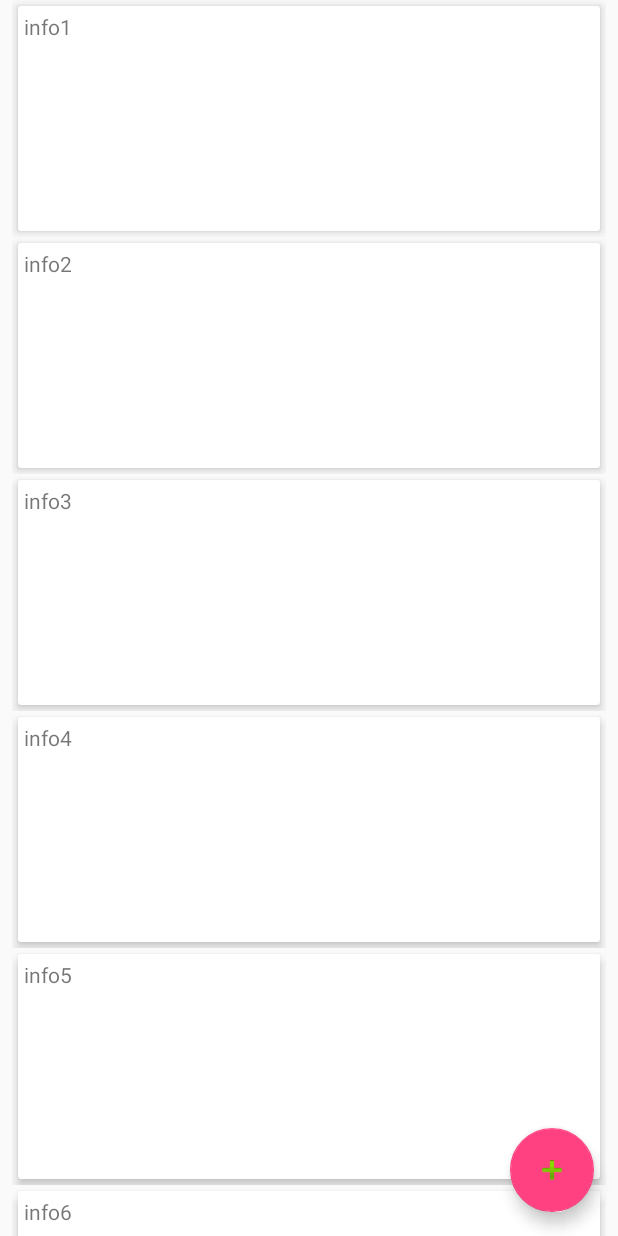
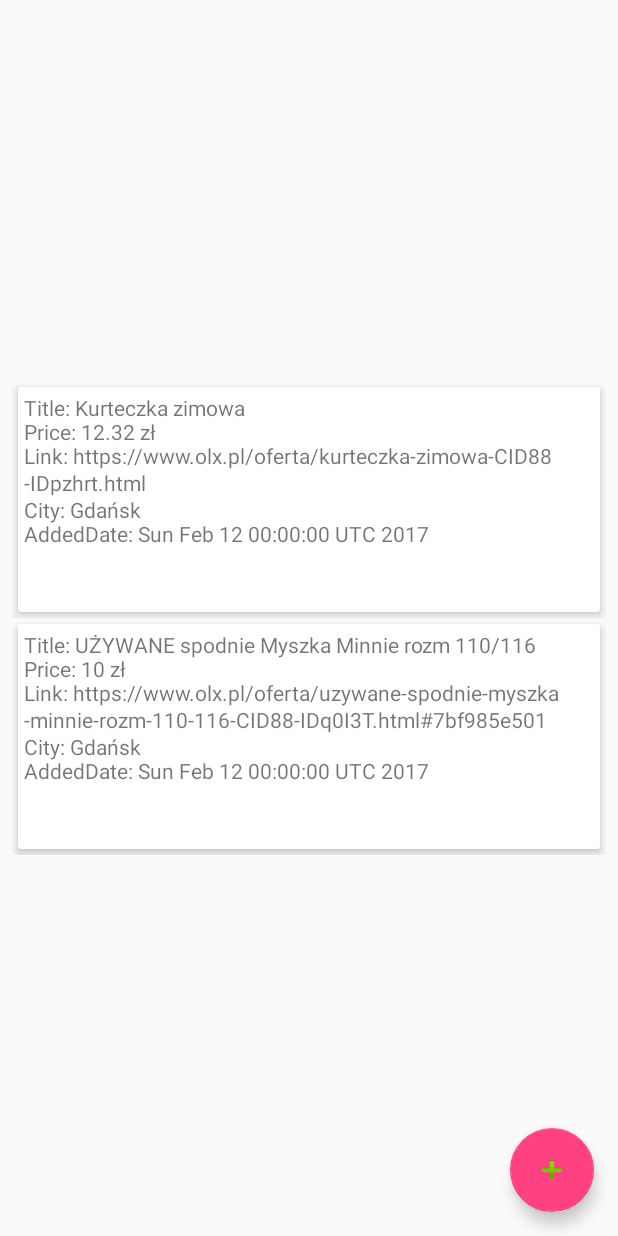
Before and after one commit to Pastew/olx_sniper, an Android app: the screen it shows after launch (MainActivity), on a phone screen of 412 x 824 dp. Run offline under Robolectric (Android 15) with nearby library versions, the phone set to English and light mode, and no system bars.

Commit message:
Pass more data to adapter

```diff
--- a/app/src/main/java/com/pastew/olxsniper/MyAdapter.java
+++ b/app/src/main/java/com/pastew/olxsniper/MyAdapter.java
@@ -7,6 +7,8 @@ import android.view.View;
 import android.view.ViewGroup;
 import android.widget.TextView;
 
+import java.math.BigDecimal;
+import java.util.Date;
 import java.util.List;
 
 public class MyAdapter extends RecyclerView.Adapter<MyAdapter.ViewHolder> {
@@ -50,8 +52,15 @@ public class MyAdapter extends RecyclerView.Adapter<MyAdapter.ViewHolder> {
     public void onBindViewHolder(ViewHolder holder, int position) {
         // - get element from your dataset at this position
         // - replace the contents of the view with that element
-        holder.mTextView.setText(offerList.get(position).info);
+        String title = offerList.get(position).title;
+        BigDecimal price = offerList.get(position).price;
+        String link =offerList.get(position).link;
+        String city = offerList.get(position).city;
+        Date addedDate = offerList.get(position).addedDate;
 
+        holder.mTextView.setText(String.format(
+                "Title: %s\nPrice: %s zł\nLink: %s\nCity: %s\nAddedDate: %s",
+                title, price, link, city, addedDate ));
     }
 
     // Return the size of your dataset (invoked by the layout manager)
--- a/app/src/main/java/com/pastew/olxsniper/Offer.java
+++ b/app/src/main/java/com/pastew/olxsniper/Offer.java
@@ -1,10 +1,21 @@
 package com.pastew.olxsniper;
 
 
+import java.math.BigDecimal;
+import java.util.Date;
+
 public class Offer {
-    public String info;
+    public String title;
+    public BigDecimal price;
+    public String link;
+    public String city;
+    public Date addedDate;
 
-    public Offer(String info1) {
-        this.info = info1;
+    public Offer(String title, BigDecimal price, String link, String city, Date addedDate) {
+        this.title = title;
+        this.price = price;
+        this.link = link;
+        this.city = city;
+        this.addedDate = addedDate;
     }
 }
--- a/app/src/main/java/com/pastew/olxsniper/OlxDownloader.java
+++ b/app/src/main/java/com/pastew/olxsniper/OlxDownloader.java
@@ -1,6 +1,10 @@
 package com.pastew.olxsniper;
 
+import java.math.BigDecimal;
+import java.text.ParseException;
+import java.text.SimpleDateFormat;
 import java.util.ArrayList;
+import java.util.Date;
 import java.util.List;
 
 public class OlxDownloader {
@@ -8,18 +12,34 @@ public class OlxDownloader {
 
     public List<Offer> downloadOffers(String url) {
         List<Offer> result = new ArrayList<>();
-        result.add(new Offer("info1"));
-        result.add(new Offer("info2"));
-        result.add(new Offer("info3"));
-        result.add(new Offer("info4"));
-        result.add(new Offer("info5"));
-        result.add(new Offer("info6"));
-        result.add(new Offer("info7"));
-        result.add(new Offer("info8"));
-        result.add(new Offer("info9"));
-        result.add(new Offer("info0"));
-        result.add(new Offer("info10"));
-        result.add(new Offer("info11"));
+        SimpleDateFormat sdf = new SimpleDateFormat("dd/MM/yyyy");
+
+        Date d = null;
+
+        try {
+            d = sdf.parse("12/02/2017");
+        } catch (ParseException e) {
+            e.printStackTrace();
+        }
+
+        result.add(new Offer(
+                "Kurteczka zimowa",
+                new BigDecimal("12.32"),
+                "https://www.olx.pl/oferta/kurteczka-zimowa-CID88-IDpzhrt.html",
+                "Gdańsk",
+                d
+        ));
+
+        result.add(new Offer(
+                "UŻYWANE spodnie Myszka Minnie rozm 110/116",
+                new BigDecimal("10"),
+                "https://www.olx.pl/oferta/uzywane-spodnie-myszka-minnie-rozm-110-116-CID88-IDq0I3T.html#7bf985e501",
+                "Gdańsk",
+                d
+        ));
+
+
+
         // TODO: implement this
         return result;
     }
```
